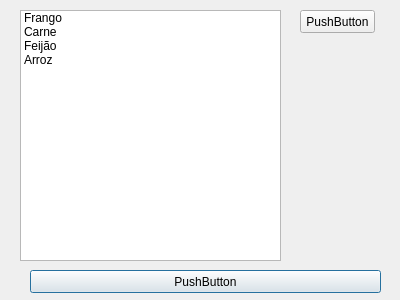
Old version of the form segunda1.ui in the repository UnPComp2013/Grupo2.
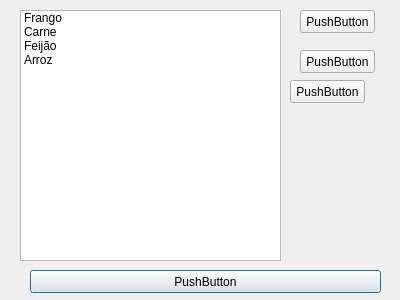
New version of the form.

What changed in the file:
```diff
--- a/segunda1.ui
+++ b/segunda1.ui
@@ -69,6 +69,32 @@
     <string>PushButton</string>
    </property>
   </widget>
+  <widget class="QPushButton" name="pushButton_3">
+   <property name="geometry">
+    <rect>
+     <x>300</x>
+     <y>50</y>
+     <width>75</width>
+     <height>23</height>
+    </rect>
+   </property>
+   <property name="text">
+    <string>PushButton</string>
+   </property>
+  </widget>
+  <widget class="QPushButton" name="pushButton_4">
+   <property name="geometry">
+    <rect>
+     <x>290</x>
+     <y>80</y>
+     <width>75</width>
+     <height>23</height>
+    </rect>
+   </property>
+   <property name="text">
+    <string>PushButton</string>
+   </property>
+  </widget>
  </widget>
  <resources/>
  <connections>
```
